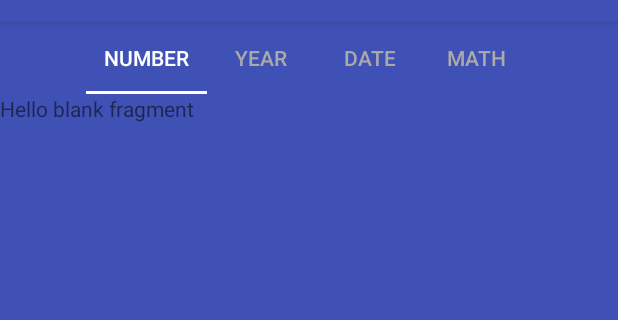
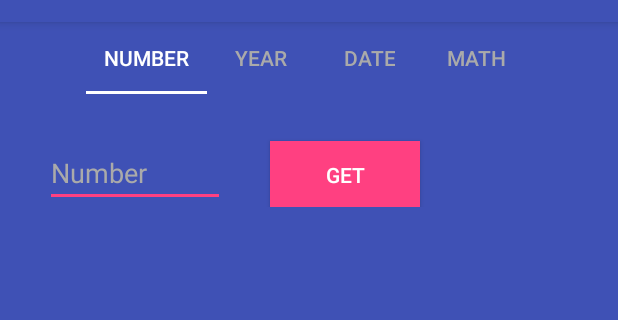
Before and after one commit to Bartek3/FactsAboutNumbers, an Android app: the screen it shows after launch (MainActivity), on a phone screen of 412 x 824 dp, the part 62-382 px from its top. Run offline under Robolectric (Android 15) with nearby library versions, the phone set to English and light mode, and no system bars.

Commit message:
NumberFragment works

```diff
--- a/app/build.gradle
+++ b/app/build.gradle
@@ -33,4 +33,5 @@ dependencies {
     compile 'com.android.support:support-v4:27.1.1'
     compile 'com.android.support:design:27.1.1'
     implementation 'com.google.code.gson:gson:2.7'
+    implementation 'com.squareup.okhttp:okhttp:2.0.0'
 }
--- a/app/src/main/AndroidManifest.xml
+++ b/app/src/main/AndroidManifest.xml
@@ -3,6 +3,7 @@
     package="com.bartek.factsaboutnumbers">
 
     <uses-permission android:name="android.permission.INTERNET" />
+    <uses-permission android:name="android.permission.ACCESS_NETWORK_STATE" />
 
     <application
         android:allowBackup="true"
--- a/app/src/main/java/com/bartek/factsaboutnumbers/NumberFragment.java
+++ b/app/src/main/java/com/bartek/factsaboutnumbers/NumberFragment.java
@@ -1,18 +1,83 @@
 package com.bartek.factsaboutnumbers;
 
+import android.app.ProgressDialog;
+import android.os.AsyncTask;
 import android.os.Bundle;
 import android.support.v4.app.Fragment;
+import android.util.Log;
 import android.view.LayoutInflater;
 import android.view.View;
 import android.view.ViewGroup;
+import android.widget.Button;
+import android.widget.EditText;
+import android.widget.TextView;
+import android.widget.Toast;
+
+import java.io.IOException;
 
 public class NumberFragment extends Fragment {
+
+    Button button;
+    EditText editText;
+    TextView textView;
+    String url = "http://numbersapi.com/";
+    String number;
 
     @Override
     public View onCreateView(LayoutInflater inflater, ViewGroup container,
                              Bundle savedInstanceState) {
-        // Inflate the layout for this fragment
-        return inflater.inflate(R.layout.fragment_number, container, false);
+
+        View rootView = inflater.inflate(R.layout.fragment_number, container, false);
+
+        button = rootView.findViewById(R.id.button);
+        editText = rootView.findViewById(R.id.edittext);
+        textView = rootView.findViewById(R.id.text);
+
+        button.setOnClickListener(new View.OnClickListener() {
+            @Override
+            public void onClick(View v) {
+                number = editText.getText().toString();
+                if (number.length() == 0) {
+                    Toast.makeText(getContext(), "Enter number!", Toast.LENGTH_SHORT).show();
+                } else {
+                    NumberAsyncTask task = new NumberAsyncTask();
+                    task.execute();
+                }
+            }
+        });
+
+        return rootView;
+    }
+
+
+    private class NumberAsyncTask extends AsyncTask<String,Void,String> {
+
+        private ProgressDialog progressDialog;
+
+        @Override
+        protected String doInBackground(String... strings) {
+            String result = null;
+            try {
+                result = ConnectAPI.httpToString(url + number);
+            } catch (IOException e) {
+                e.printStackTrace();
+            }
+            return result;
+        }
+
+        @Override
+        protected void onPreExecute() {
+            progressDialog = new ProgressDialog(getActivity());
+            progressDialog.setMessage("Loading...");
+            progressDialog.setCancelable(true);
+            progressDialog.show();
+            super.onPreExecute();
+        }
+        @Override
+        protected void onPostExecute(String result) {
+            progressDialog.cancel();
+            textView.setText(result);
+        }
     }
 
 }
--- a/app/src/main/res/layout/fragment_number.xml
+++ b/app/src/main/res/layout/fragment_number.xml
@@ -5,10 +5,54 @@
     android:layout_height="match_parent"
     tools:context=".NumberFragment">
 
-    <!-- TODO: Update blank fragment layout -->
-    <TextView
+    <LinearLayout
         android:layout_width="match_parent"
         android:layout_height="match_parent"
-        android:text="@string/hello_blank_fragment" />
+        android:orientation="vertical">
+
+        <LinearLayout
+            android:layout_width="match_parent"
+            android:layout_height="wrap_content"
+            android:orientation="horizontal">
+
+            <EditText
+                android:id="@+id/edittext"
+                android:layout_width="120dp"
+                android:layout_height="wrap_content"
+                android:layout_marginStart="30dp"
+                android:layout_marginTop="30dp"
+                android:hint="Number"
+                android:inputType="number"
+                android:textColor="@android:color/black"
+                android:textColorHint="@android:color/darker_gray" />
+
+            <Button
+                android:id="@+id/button"
+                android:layout_width="100dp"
+                android:layout_height="45dp"
+                android:layout_marginStart="30dp"
+                android:layout_marginTop="30dp"
+                android:background="@color/colorAccent"
+                android:text="Get"
+                android:textColor="@android:color/white" />
+
+        </LinearLayout>
+
+
+
+        <TextView
+            android:id="@+id/text"
+            android:layout_width="fill_parent"
+            android:layout_height="fill_parent"
+            android:layout_marginTop="30dp"
+            android:layout_marginStart="30dp"
+            android:layout_marginEnd="30dp"
+            android:layout_marginBottom="30dp"
+            android:gravity="center"
+            android:text=""
+            android:textColor="@android:color/white"
+            android:textSize="24sp" />
+
+    </LinearLayout>
 
 </FrameLayout>
```
Also changed, not shown: app/src/main/java/com/bartek/factsaboutnumbers/ConnectAPI.java (+15 -8 lines).
